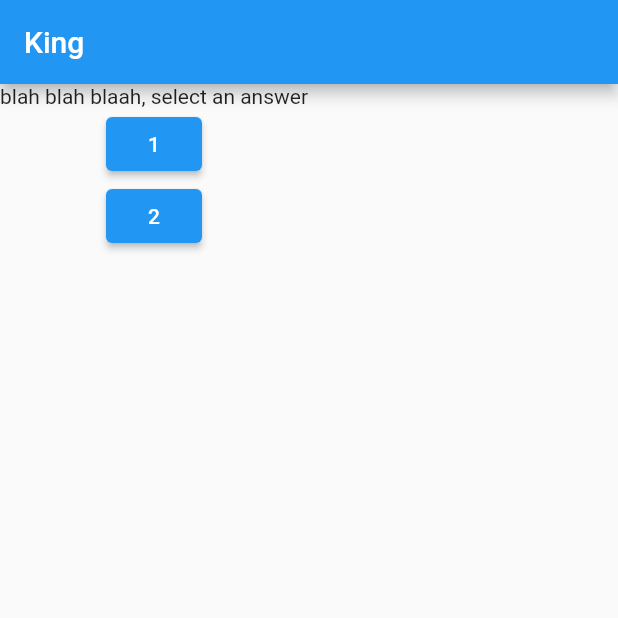
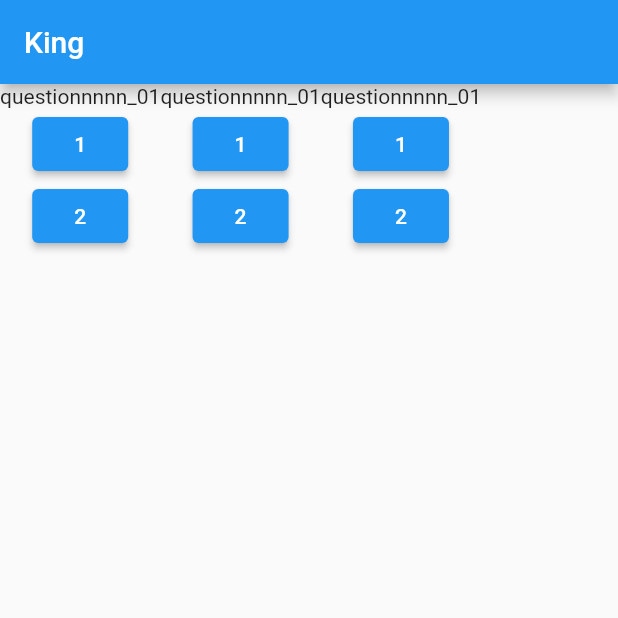
Before and after one commit to Ibrahim-Lokman/RedDot_Learning, a Flutter app: the screen it shows after launch, on a phone screen of 412 x 824 dp, the top half of it. Run offline on Flutter 3.47's test engine with Material 2 defaults, Android fonts, the phone set to English and light mode, and no system bars.

Commit message:
Basic push 2

```diff
--- a/lib/main.dart
+++ b/lib/main.dart
@@ -7,29 +7,63 @@ void main() {
 }
 
 class MyApp extends StatelessWidget {
+  var questionIndex = 0;
 
   void selectedAnswer(){
-    print("function called");
+    questionIndex++;
+    print(questionIndex);
   }
 
   @override
   Widget build(BuildContext context) {
+    var questions = ["questionnnnn_01","questionnnnn_2"];
     return MaterialApp (
       home : Scaffold(
         appBar: AppBar(
           title : Text("King"),
         ),
-        body: Column(
+        body: Row(
           children: [
-            Text("blah blah blaah, select an answer"),
+            Column(
+              children: [
+                  Text(questions[questionIndex]),
+                  ElevatedButton(
+                      child: Text("1"),
+                      onPressed: selectedAnswer, //function defined above
+            ),
+            ElevatedButton(
+              child: Text("2"),
+              onPressed: selectedAnswer, // anonymous function
+            ),
+          ],
+        ),
+        Column(
+          children: [
+            Text(questions[questionIndex]),
             ElevatedButton(
               child: Text("1"),
               onPressed: selectedAnswer, //function defined above
             ),
             ElevatedButton(
               child: Text("2"),
-              onPressed: () => print("anonymous function"), // anonymous function
+              onPressed: selectedAnswer, // anonymous function
             ),
+          ],
+        ),
+        Column(
+          children: [
+            Text(questions[questionIndex]),
+            ElevatedButton(
+              child: Text("1"),
+              onPressed: selectedAnswer, //function defined above
+            ),
+            ElevatedButton(
+              child: Text("2"),
+              onPressed: selectedAnswer, // anonymous function
+            ),
+          ],
+        ),
+
           ],
         ),
       )
```
